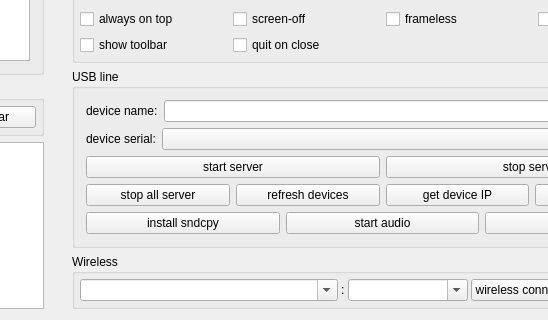
This is QtScrcpy/ui/dialog.ui in barry-ran/QtScrcpy as Qt 5 draws it before an edit; both pictures show x 589 to 1137 and y 228 to 548 of the 1293 by 548 pixel window. The edited form follows.
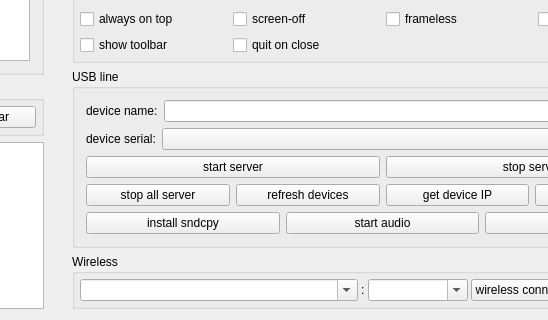
This is the edited form.

Commit message: fix: wireless combox too short

```diff
--- a/QtScrcpy/ui/dialog.ui
+++ b/QtScrcpy/ui/dialog.ui
@@ -1282,7 +1282,7 @@
            </property>
            <property name="minimumSize">
             <size>
-             <width>120</width>
+             <width>140</width>
              <height>0</height>
             </size>
            </property>
@@ -1317,13 +1317,13 @@
            </property>
            <property name="minimumSize">
             <size>
-             <width>120</width>
+             <width>100</width>
              <height>0</height>
             </size>
            </property>
            <property name="maximumSize">
             <size>
-             <width>120</width>
+             <width>100</width>
              <height>16777215</height>
             </size>
            </property>
```
The commit also changes 2 other files.
